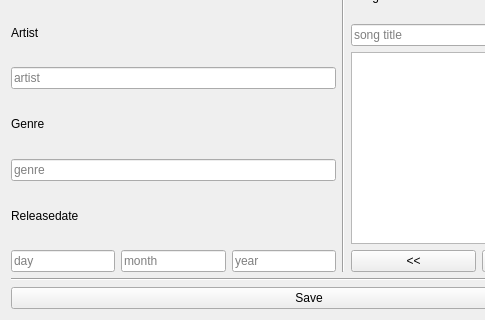
Before: the Qt Designer form bulk_edit_widget.ui in Johannes0805/Downloader, drawn with Qt 5; both pictures show x 0 to 485 and y 99 to 419 of the 618 by 419 pixel window.
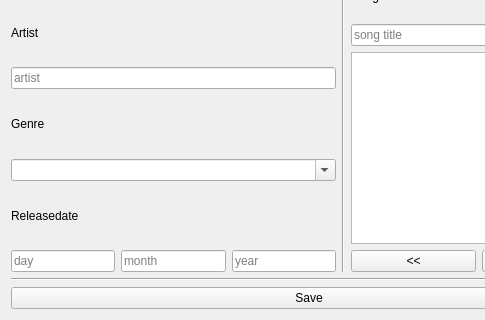
After: the same form once the commit is applied.

Commit message: Changed the old genre input to a new one where you can choose between given options

```diff
--- a/bulk_edit_widget.ui
+++ b/bulk_edit_widget.ui
@@ -67,7 +67,13 @@
           </widget>
          </item>
          <item>
-          <widget class="QLineEdit" name="genre_input">
+          <widget class="QComboBox" name="genre_input">
+           <property name="editable">
+            <bool>true</bool>
+           </property>
+           <property name="maxVisibleItems">
+            <number>5</number>
+           </property>
            <property name="placeholderText">
             <string>genre</string>
            </property>
```
The commit also changes 2 other files.
